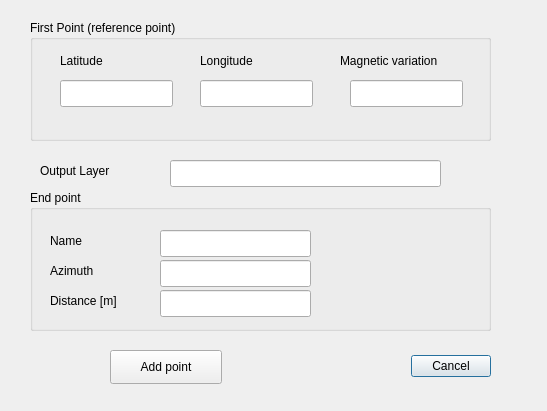
Before: the Qt Designer form qgsAzmDist2LatLon/qgs_azm_dist2lat_lon_dialog_base.ui in strpaw/QGIS_plugins, drawn with Qt 5.
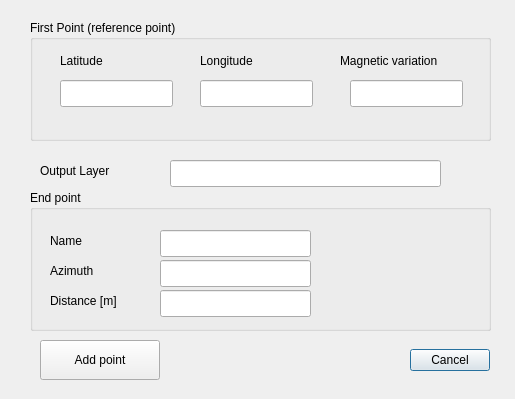
After: the same form once the commit is applied.

Patch:
```diff
--- a/qgsAzmDist2LatLon/qgs_azm_dist2lat_lon_dialog_base.ui
+++ b/qgsAzmDist2LatLon/qgs_azm_dist2lat_lon_dialog_base.ui
@@ -6,8 +6,8 @@
    <rect>
     <x>0</x>
     <y>0</y>
-    <width>547</width>
-    <height>411</height>
+    <width>515</width>
+    <height>399</height>
    </rect>
   </property>
   <property name="windowTitle">
@@ -16,10 +16,10 @@
   <widget class="QDialogButtonBox" name="button_box">
    <property name="geometry">
     <rect>
-     <x>150</x>
-     <y>350</y>
-     <width>341</width>
-     <height>32</height>
+     <x>370</x>
+     <y>340</y>
+     <width>120</width>
+     <height>40</height>
     </rect>
    </property>
    <property name="orientation">
@@ -219,10 +219,10 @@
   <widget class="QPushButton" name="pbAddPoint">
    <property name="geometry">
     <rect>
-     <x>110</x>
-     <y>350</y>
-     <width>112</width>
-     <height>34</height>
+     <x>40</x>
+     <y>340</y>
+     <width>120</width>
+     <height>40</height>
     </rect>
    </property>
    <property name="text">
```
